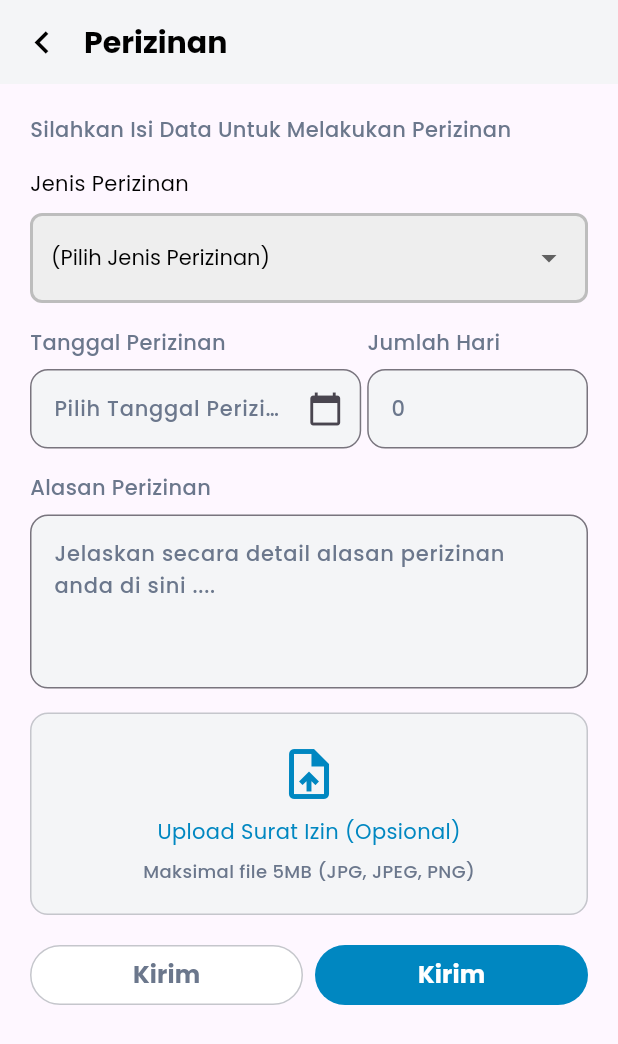
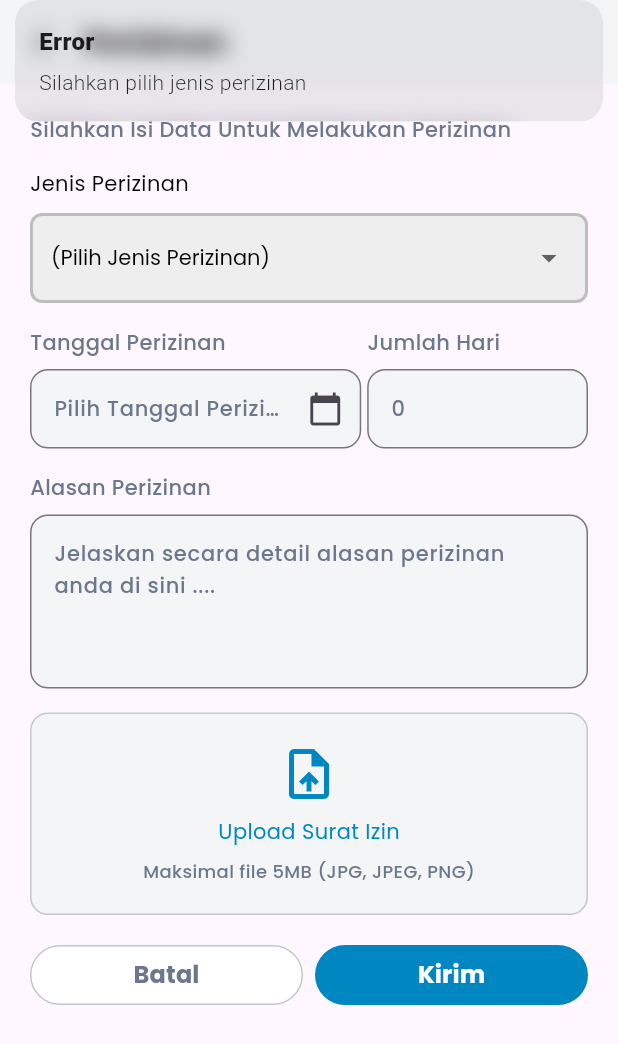
Before and after one commit to southampere28/smart_attendance_qr, a Flutter app: the PermissionFormPage screen opened by its route, after a tap on "Kirim", on a phone screen of 412 x 824 dp. Shown: the top 1044 px of the screen. Run offline on Flutter 3.47's test engine with Material 3 defaults, Android fonts, the phone set to English and light mode, and no system bars; our stand-ins replace firebase_core, firebase_messaging, flutter_screenutil, flutter_secure_storage, fluttertoast, geocoding and 6 more; missing offline and left inert: app_settings, mobile_scanner; accounts and stored records are empty.

Commit message:
feat: implement page controller permission form submission

```diff
--- a/lib/feature_student/form_permission/presentation/permission_form_controller.dart
+++ b/lib/feature_student/form_permission/presentation/permission_form_controller.dart
@@ -1,16 +1,35 @@
+import 'package:absensi_qr/services/endpoint_service.dart';
+import 'package:absensi_qr/utils/app_util.dart';
+import 'package:image_picker/image_picker.dart';
 import 'package:absensi_qr/domain/enum/permission_type_enum.dart';
 import 'package:flutter/material.dart';
 import 'package:get/get.dart';
 
-class PermissionFormController extends GetxController{
+class PermissionFormController extends GetxController {
 
+  // === service ===
+  final EndpointService _httpService = Get.find<EndpointService>();
+
+  // === flag ===
+  RxBool isloadingSubmit = false.obs;
+
+  // === form field ===
   final RxInt typeIndexSelected = 0.obs;
   final RxString typeSelected = ''.obs;
-  final List<String> permissionType = PermissionTypeEnum.values.map((e) => e.name.capitalizeFirst!).toList();
+  final List<String> permissionType =
+      PermissionTypeEnum.values.map((e) => e.name.capitalizeFirst!).toList();
 
-  final reasonController = TextEditingController();
+  final infoPermitController = TextEditingController();
   final dayCountController = TextEditingController();
   final datePickController = TextEditingController();
+
+  // store picked image
+  final Rx<XFile?> pickedImage = Rx<XFile?>(null);
+  // store picked image path
+  String? get pickedImagePath => pickedImage.value?.path;
+
+  // dependency
+  final ImagePicker _imagePicker = ImagePicker();
 
   @override
   void onInit() {
@@ -18,4 +37,89 @@ class PermissionFormController extends GetxController{
     super.onInit();
   }
 
+  void validateAndSubmit() {
+    // validate form
+    if (typeSelected.value.isEmpty ||
+        typeSelected.value == '(Pilih Jenis Perizinan)') {
+      Get.snackbar('Error', 'Silahkan pilih jenis perizinan');
+      return;
+    }
+    if (infoPermitController.text.isEmpty) {
+      Get.snackbar('Error', 'Silahkan isi alasan perizinan');
+      return;
+    }
+    if (datePickController.text.isEmpty) {
+      Get.snackbar('Error', 'Silahkan pilih tanggal perizinan');
+      return;
+    }
+    if (dayCountController.text.isEmpty) {
+      Get.snackbar('Error', 'Silahkan isi lama perizinan');
+      return;
+    }
+
+    // submit form
+    submitPermission();
+
+  }
+
+  // function helper
+  Future<void> pickImage() async {
+    try {
+      final XFile? image =
+          await _imagePicker.pickImage(source: ImageSource.gallery);
+      if (image != null) {
+        pickedImage.value = image;
+      }
+    } catch (e) {
+      // handle error
+      print('Error picking image: $e');
+    }
+  }
+
+  // function to connect endpoint service for submit permission form
+  Future<void> submitPermission() async {
+
+    // set loading state
+    isloadingSubmit.value = true;
+
+    // guard: ensure typeSelected is valid
+    if (typeSelected.value.isEmpty ||
+        typeSelected.value == '(Pilih Jenis Perizinan)') {
+      Get.snackbar('Error', 'Silahkan pilih jenis perizinan');
+      isloadingSubmit.value = false;
+      return;
+    }
+
+    if (pickedImagePath == null || pickedImagePath!.isEmpty) {
+      Get.snackbar('Error', 'Silahkan upload bukti surat izin');
+      isloadingSubmit.value = false;
+      return;
+    }
+
+    final result = await _httpService.submitPermission(
+      information: infoPermitController.text,
+      reason: typeSelected.value.toLowerCase(),
+      // datePermission in format YYYY-MM-DD
+      datePermission: datePickController.text,
+      dayCount: int.tryParse(dayCountController.text) ?? 0,
+      imagePath: pickedImagePath!,
+    );
+
+    if (result.success) {
+      Get.snackbar('Success', 'Perizinan berhasil diajukan');
+      // clear form
+      typeSelected.value = '';
+      infoPermitController.clear();
+      datePickController.clear();
+      dayCountController.clear();
+      pickedImage.value = null;
+    } else {
+      Get.snackbar('Error', 'Gagal mengajukan perizinan');
+    }
+
+    // finish loading state
+    isloadingSubmit.value = false;
+
+  }
+
 }
--- a/lib/feature_student/form_permission/presentation/permission_form_page.dart
+++ b/lib/feature_student/form_permission/presentation/permission_form_page.dart
@@ -1,3 +1,6 @@
+import 'dart:async';
+import 'dart:io';
+
 import 'package:absensi_qr/constant/app_color.dart';
 import 'package:absensi_qr/constant/app_font_style.dart';
 import 'package:absensi_qr/constant/spacing_size.dart';
@@ -8,15 +11,41 @@ import 'package:absensi_qr/features/widgets/datepicker_input_withtitle.dart';
 import 'package:absensi_qr/features/widgets/dropdown_input_widget.dart';
 import 'package:absensi_qr/features/widgets/textarea_with_title.dart';
 import 'package:absensi_qr/features/widgets/textfield_with_title.dart';
+import 'package:absensi_qr/utils/app_util.dart';
 import 'package:flutter/material.dart';
 import 'package:get/get.dart';
 
-class PermissionFormPage extends StatelessWidget {
+class PermissionFormPage extends StatefulWidget {
   const PermissionFormPage({super.key});
 
   @override
+  State<PermissionFormPage> createState() => _PermissionFormPageState();
+}
+
+class _PermissionFormPageState extends State<PermissionFormPage> {
+  final controller = Get.find<PermissionFormController>();
+  late final StreamSubscription<bool> _loadingSub;
+
+  @override
+  void initState() {
+    super.initState();
+    _loadingSub = controller.isloadingSubmit.listen((loading) {
+      if (loading) {
+        AppUtil.showLoadingDialog(context, message: 'Sedang mengirim perizinan...');
+      } else {
+        try { AppUtil.hideLoadingDialog(context); } catch (_) {}
+      }
+    });
+  }
+
+  @override
+  void dispose() {
+    _loadingSub.cancel();
+    super.dispose();
+  }
+
+  @override
   Widget build(BuildContext context) {
-    final controller = Get.find<PermissionFormController>();
 
     return Scaffold(
         appBar: AppBar(
@@ -81,7 +110,7 @@ class PermissionFormPage extends StatelessWidget {
 
                 TextareaWithTitle(
                   title: 'Alasan Perizinan',
-                  controller: controller.reasonController,
+                  controller: controller.infoPermitController,
                   hintTxt:
                       'Jelaskan secara detail alasan perizinan anda di sini ....',
                   keyboardType: TextInputType.text,
@@ -91,12 +120,38 @@ class PermissionFormPage extends StatelessWidget {
 
                 SpacingSize.spacingBaseHeight,
                 // todo: area for upload image surat izin
-                Container(
+                Obx(() => controller.pickedImage.value != null
+                    ? Container(
+                        padding: EdgeInsets.all(20),
+                        child: Column(
+                          children: [
+                            Image.file(
+                              File(controller.pickedImage.value!.path),
+                              width: double.infinity,
+                              height: 200,
+                              fit: BoxFit.cover,
+                            ),
+                            SpacingSize.spacingSMHeight,
+                            ButtonPrimaryWidget(
+                                borderRadius: 20,
+                                title: "Ganti Foto Surat Izin",
+                                callback: () {
+                                  controller.pickImage();
+                                }),
+                          ],
+                        ),
+                      )
+                    : GestureDetector(
+                        onTap: () {
+                          controller.pickImage();
+                        },
+                        child: Container(
                           width: double.infinity,
                           padding: EdgeInsets.all(20),
                           decoration: BoxDecoration(
                               border: Border.all(
-                          color: AppColor.colorOutlineBoxinput, width: 1),
+                                  color: AppColor.colorOutlineBoxinput,
+                                  width: 1),
                               color: AppColor.backgroundColor,
                               borderRadius: BorderRadius.circular(12)),
                           child: Column(
@@ -105,32 +160,28 @@ class PermissionFormPage extends StatelessWidget {
                               Icon(Icons.upload_file,
                                   size: 40, color: AppColor.primaryColor),
                               SpacingSize.spacingSMHeight,
-                      Text('Upload Surat Izin (Opsional)',
+                              Text('Upload Surat Izin',
                                   style: AppFontStyle.primaryText
                                       .copyWith(color: AppColor.primaryColor)),
                               SpacingSize.spacingSMHeight,
                               Text(
                                 'Maksimal file 5MB (JPG, JPEG, PNG)',
-                        style: AppFontStyle.subTitleText.copyWith(fontSize: 12),
+                                style: AppFontStyle.subTitleText
+                                    .copyWith(fontSize: 12),
                               ),
                             ],
                           ),
                         ),
+                      )),
 
                 SpacingSize.spacingBaseHeight,
-                // todo: button confirm submit form
-                // ButtonPrimaryWidget(
-                //     borderRadius: 20,
-                //     title: "Kirim",
-                //     callback: () {
-                //       // Get.toNamed(AppRoutes.permissionForm);
-                //     }),
 
                 ButtonConfirmationWidget(
                     borderRadius: 20,
                     title: "Kirim",
                     callback: () {
                       // Handle positive action
+                      controller.validateAndSubmit();
                     },
                     titleNegative: "Batal",
                     callbackNegative: () {
--- a/lib/features/widgets/button_confirmation_widget.dart
+++ b/lib/features/widgets/button_confirmation_widget.dart
@@ -24,7 +24,7 @@ class ButtonConfirmationWidget extends StatelessWidget {
       children: [
         Expanded(
           child: TextButton(
-              onPressed: callback,
+              onPressed: callbackNegative,
               style: TextButton.styleFrom(
                 backgroundColor: Colors.white,
                 side: BorderSide(color: AppColor.colorOutlineBoxinput),
@@ -33,7 +33,7 @@ class ButtonConfirmationWidget extends StatelessWidget {
                 padding: const EdgeInsets.all(8),
               ),
               child: Text(
-                title,
+                titleNegative,
                 style: AppFontStyle.subTitleText
                     .copyWith(fontSize: 16, fontWeight: FontWeight.bold),
               )),
```
Lines whose indentation alone changed are shown as unchanged.
